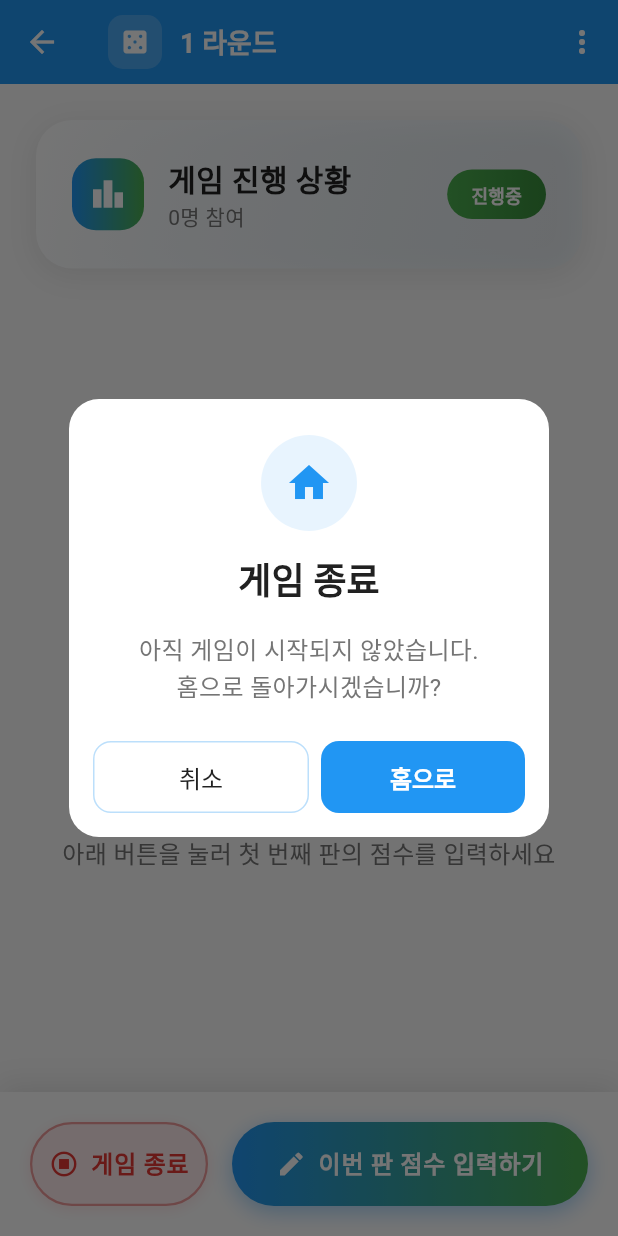
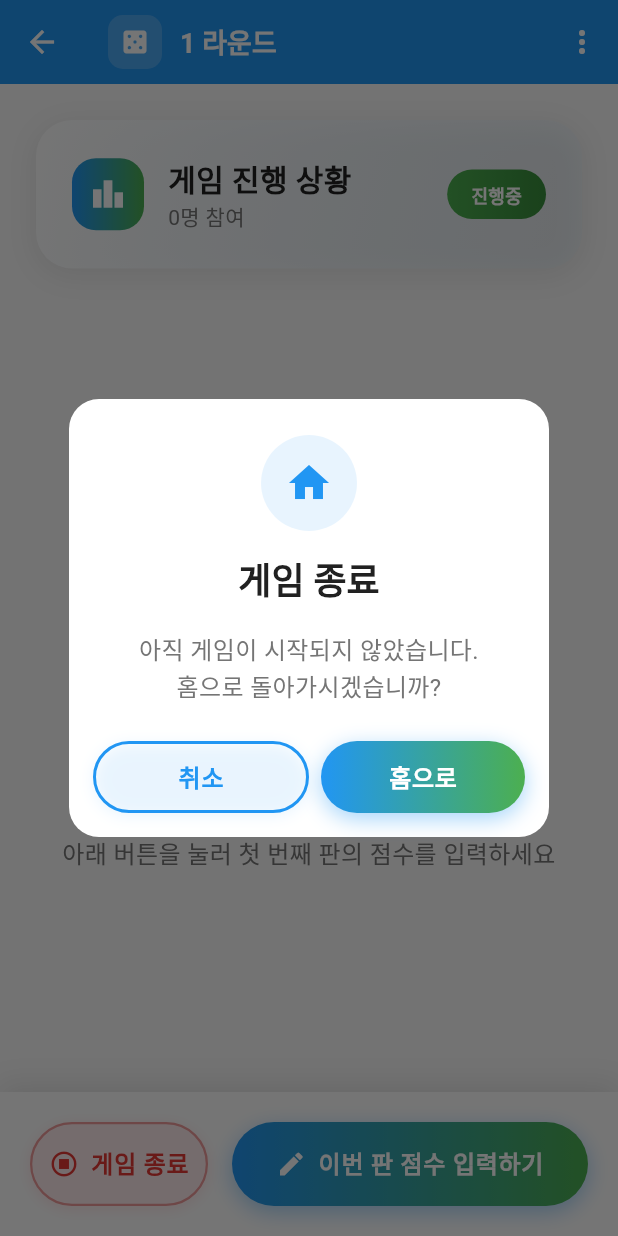
Before and after one commit to gyeolse/flutter_gostop, a Flutter app: the GameScreen screen opened by its route, after a tap on "게임 종료", on a phone screen of 412 x 824 dp. Run offline on Flutter 3.47's test engine with Material 3 defaults, Android fonts, the light colour scheme and no system bars; our stand-ins replace firebase_messaging, flutter_local_notifications, flutter_riverpod, go_router, google_mobile_ads, hive and 4 more; accounts and stored records are empty.

Commit message:
[ENH] Modify Some GUI's
- N/A

```diff
--- a/lib/core/widgets/modern_dialog.dart
+++ b/lib/core/widgets/modern_dialog.dart
@@ -1,5 +1,6 @@
 import 'package:flutter/material.dart';
 import '../app_colors.dart';
+import 'capsule_button.dart';
 
 class ModernDialog extends StatelessWidget {
   final String? title;
@@ -132,47 +133,21 @@ class ModernDialog extends StatelessWidget {
   }
 
   Widget _buildAction(BuildContext context, ModernDialogAction action) {
-    final theme = Theme.of(context);
-    final isDark = theme.brightness == Brightness.dark;
-
     if (action.isPrimary) {
-      return ElevatedButton(
+      return CapsuleButtons.primary(
+        text: action.text,
         onPressed: action.onPressed,
-        style: ElevatedButton.styleFrom(
-          backgroundColor: action.color ?? AppColors.primary,
-          foregroundColor: Colors.white,
-          elevation: 0,
-          padding: const EdgeInsets.symmetric(vertical: 12),
-          shape: RoundedRectangleBorder(
-            borderRadius: BorderRadius.circular(12),
-          ),
-        ),
-        child: Text(
-          action.text,
-          style: const TextStyle(
-            fontWeight: FontWeight.w600,
-          ),
-        ),
+        width: double.infinity,
+        height: 48,
+        fontSize: 16,
       );
     } else {
-      return OutlinedButton(
+      return CapsuleButtons.outlined(
+        text: action.text,
         onPressed: action.onPressed,
-        style: OutlinedButton.styleFrom(
-          foregroundColor: action.color ?? (isDark ? AppColors.textLight : AppColors.textPrimary),
-          side: BorderSide(
-            color: action.color ?? (isDark ? AppColors.textLight.withOpacity(0.3) : AppColors.primary.withOpacity(0.3)),
-          ),
-          padding: const EdgeInsets.symmetric(vertical: 12),
-          shape: RoundedRectangleBorder(
-            borderRadius: BorderRadius.circular(12),
-          ),
-        ),
-        child: Text(
-          action.text,
-          style: const TextStyle(
-            fontWeight: FontWeight.w500,
-          ),
-        ),
+        width: double.infinity,
+        height: 48,
+        fontSize: 16,
       );
     }
   }
--- a/lib/features/gostop/history_screen.dart
+++ b/lib/features/gostop/history_screen.dart
@@ -3,6 +3,7 @@ import 'package:flutter_riverpod/flutter_riverpod.dart';
 import 'package:go_router/go_router.dart';
 import '../../core/app_colors.dart';
 import '../../core/widgets/modern_dialog.dart';
+import '../../core/widgets/capsule_button.dart';
 import 'models/game_result.dart';
 import 'services/game_history_service.dart';
 
--- a/lib/features/gostop/models/game_result.dart
+++ b/lib/features/gostop/models/game_result.dart
@@ -127,7 +127,7 @@ class PlayerResult extends HiveObject {
   @HiveField(6)
   final int highestScore; // 최고 점수
 
-  @HiveField(7)
+  @HiveField(7, defaultValue: 1)
   final int bestRoundNumber; // 최고 점수를 낸 라운드 번호
 
   PlayerResult({
@@ -138,7 +138,7 @@ class PlayerResult extends HiveObject {
     required this.loseCount,
     required this.finalAmount,
     required this.highestScore,
-    required this.bestRoundNumber,
+    this.bestRoundNumber = 1,
   });
 
   // Factory constructor to create from Player and game data
--- a/lib/features/gostop/models/player.dart
+++ b/lib/features/gostop/models/player.dart
@@ -25,38 +25,33 @@ class Player extends HiveObject {
 
   // 타짜 캐릭터 기본 이름들
   static const List<String> defaultNames = [
-    '곽철용', // 조승우
-    '정마담', // 김혜수
-    '아귀', // 백윤식
-    '홍팔', // 류승범
-    '고광열', // 김윤석
-    '평경장', // 김응수
-    '아구', // 고수
-    '종구', // 곽도원
-    '만수', // 김상호
-    '양팔이', // 장항선
+    '판깡장',
+    '곽칠용',
+    '쟁마담',
+    '아구',
+    '고광욜',
+    '박무섬',
+    '구니',
   ];
 
-  // 기본 아바타 아이콘들
+  // 기본 아바타 이미지들
   static const List<String> defaultAvatars = [
-    '👤', '🎭', '🎪', '🎯', '🎲',
-    '♠️', '♥️', '♦️', '♣️', '🃏',
+    'lib/assets/images/pangangjang.png',
+    'lib/assets/images/kwakchulyeong.png',
+    'lib/assets/images/jungmadam.png',
+    'lib/assets/images/agui.png',
+    'lib/assets/images/gogangryul.png',
+    'lib/assets/images/daemori.png',
+    'lib/assets/images/goni.png',
   ];
 
   // 기본 플레이어 생성
-  factory Player.create({
-    required int index,
-    String? customName,
-  }) {
+  factory Player.create({required int index, String? customName}) {
     final id = 'player_${DateTime.now().millisecondsSinceEpoch}_$index';
     final name = customName ?? defaultNames[index % defaultNames.length];
     final avatarPath = defaultAvatars[index % defaultAvatars.length];
 
-    return Player(
-      id: id,
-      name: name,
-      avatarPath: avatarPath,
-    );
+    return Player(id: id, name: name, avatarPath: avatarPath);
   }
 
   // 복사본 생성
@@ -94,7 +89,7 @@ class Player extends HiveObject {
     return Player(
       id: json['id'] ?? '',
       name: json['name'] ?? '',
-      avatarPath: json['avatarPath'] ?? '👤',
+      avatarPath: json['avatarPath'] ?? 'lib/assets/images/kwakchulyeong.png',
       isSelected: json['isSelected'] ?? false,
     );
   }
--- a/pubspec.yaml
+++ b/pubspec.yaml
@@ -90,7 +90,9 @@ flutter:
   uses-material-design: true
 
   # To add assets to your application, add an assets section, like this:
-  # assets:
+  assets:
+  - lib/assets/images/
+
   #   - images/a_dot_burr.jpeg
   #   - images/a_dot_ham.jpeg
 
```
Also changed, not shown: lib/features/gostop/current_game_details_screen.dart (+18 -4 lines), lib/features/gostop/result_screen.dart (+34 -5 lines), lib/features/gostop/widgets/image_avatar_picker_dialog.dart (added, +307 -0 lines), lib/features/gostop/widgets/player_card.dart (+18 -4 lines), lib/features/gostop/widgets/player_edit_dialog.dart (+21 -5 lines), lib/features/gostop/widgets/score_result_dialog.dart (+18 -4 lines), lib/assets/images/agui.png (added), lib/assets/images/daemori.png (added), lib/assets/images/gogangryul.png (added), lib/assets/images/goni.png (added), lib/assets/images/jungmadam.png (added), lib/assets/images/kwakchulyeong.png (added), lib/assets/images/pangangjang.png (added), lib/features/gostop/models/game_result.g.dart.
